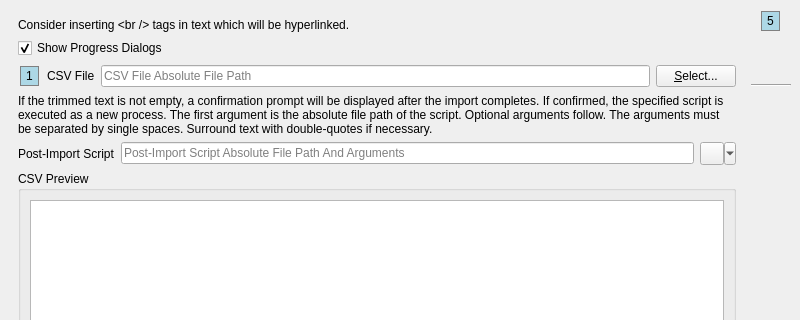
Old version of the form UI/biblioteq_import.ui in the repository textbrowser/biblioteq; both pictures show x 0 to 800 and y 0 to 320 of the 800 by 900 pixel window.
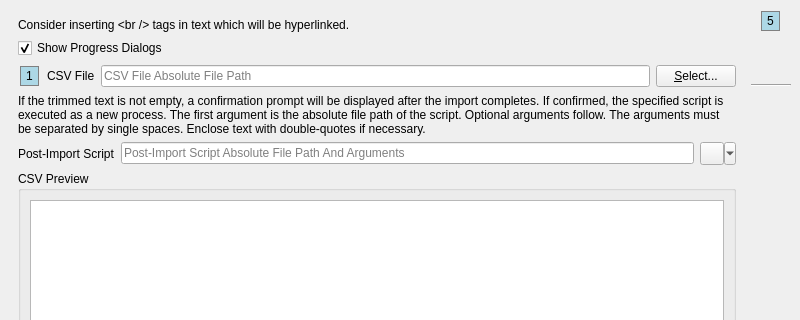
New version of the form. Icons and pictures are not drawn.

The edit to the form file:
```diff
--- a/UI/biblioteq_import.ui
+++ b/UI/biblioteq_import.ui
@@ -101,7 +101,7 @@
        <item>
         <widget class="QLabel" name="label_8">
          <property name="text">
-          <string>&lt;html&gt;&lt;head/&gt;&lt;body&gt;&lt;p&gt;If the trimmed text is not empty, a confirmation prompt will be displayed after the import completes. If confirmed, the specified script is executed as a new process. The first argument is the absolute file path of the script. Optional arguments follow. The arguments must be separated by single spaces. Surround text with double-quotes if necessary.&lt;/p&gt;&lt;/body&gt;&lt;/html&gt;</string>
+          <string>&lt;html&gt;&lt;head/&gt;&lt;body&gt;&lt;p&gt;If the trimmed text is not empty, a confirmation prompt will be displayed after the import completes. If confirmed, the specified script is executed as a new process. The first argument is the absolute file path of the script. Optional arguments follow. The arguments must be separated by single spaces. Enclose text with double-quotes if necessary.&lt;/p&gt;&lt;/body&gt;&lt;/html&gt;</string>
          </property>
          <property name="wordWrap">
           <bool>true</bool>
```
